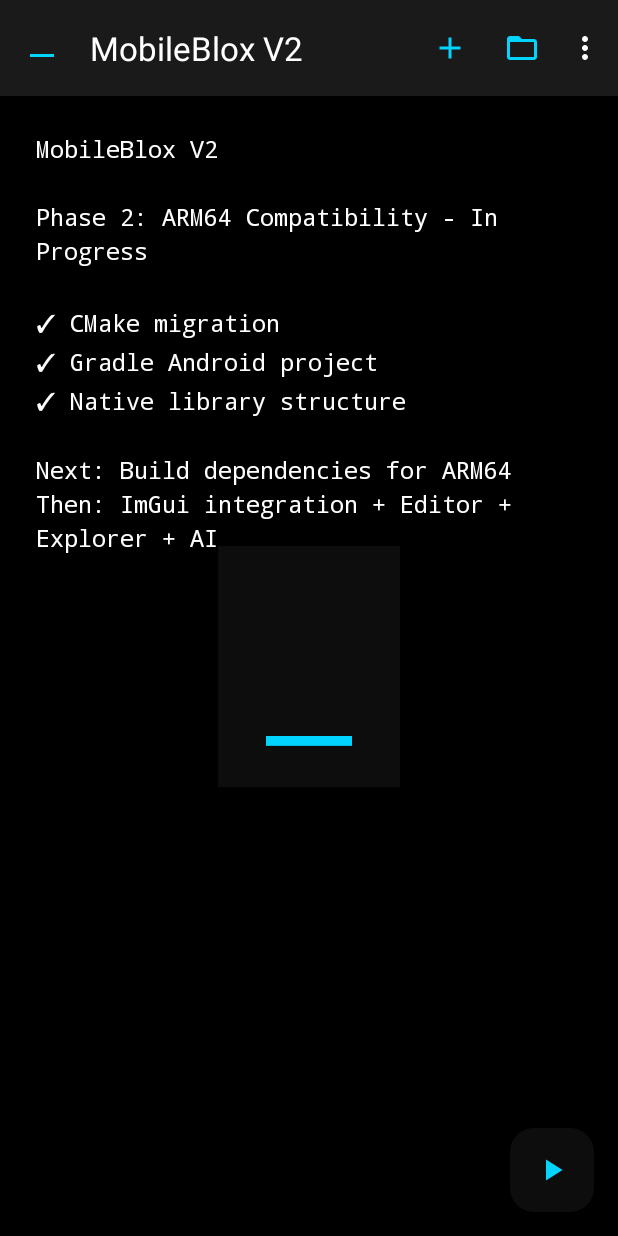
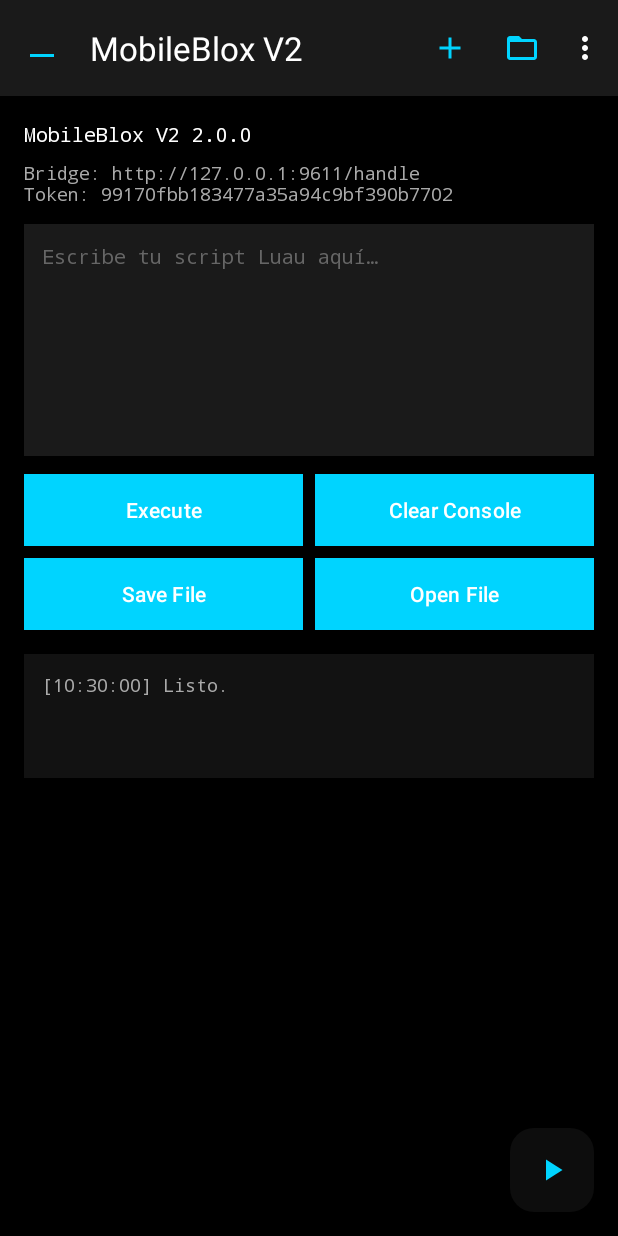
Before and after one commit to bainingbun-lang/MobileBloxV2, an Android app: the screen it shows after launch (MainActivity), on a phone screen of 412 x 824 dp. Run offline under Robolectric (Android 15) with nearby library versions, the phone set to English and light mode, and no system bars; our stand-ins replace Timber; libraries missing offline, so code that uses them is left out: fi.iki.elonen; 4 statements that could not run were skipped.

Commit message:
Integrate ExternalExecutor bridge: localhost API, HTTP proxy, sandboxed files, script queue, editor UI, tests

```diff
--- a/app/build.gradle.kts
+++ b/app/build.gradle.kts
@@ -86,10 +86,15 @@ dependencies {
     // JSON (for project files)
     implementation("com.google.code.gson:gson:2.10.1")
 
+    // Local automation bridge + HTTP proxy
+    implementation("org.nanohttpd:nanohttpd:2.3.1")
+    implementation("com.squareup.okhttp3:okhttp:4.12.0")
+
     // Logging
     implementation("com.jakewharton.timber:timber:5.0.1")
 
     testImplementation("junit:junit:4.13.2")
+    testImplementation("com.squareup.okhttp3:mockwebserver:4.12.0")
     androidTestImplementation("androidx.test.ext:junit:1.1.5")
     androidTestImplementation("androidx.test.espresso:espresso-core:3.5.1")
 }
--- a/app/src/main/java/com/mobileblox/v2/MainFragment.kt
+++ b/app/src/main/java/com/mobileblox/v2/MainFragment.kt
@@ -4,11 +4,26 @@ import android.os.Bundle
 import android.view.LayoutInflater
 import android.view.View
 import android.view.ViewGroup
+import android.widget.Button
+import android.widget.EditText
 import android.widget.TextView
+import android.widget.Toast
 import androidx.fragment.app.Fragment
+import com.mobileblox.v2.bridge.BridgeService
+import com.mobileblox.v2.bridge.FileRepository
 import timber.log.Timber
+import java.io.File
+import java.text.SimpleDateFormat
+import java.util.Date
+import java.util.Locale
 
 class MainFragment : Fragment() {
+
+    private lateinit var editor: EditText
+    private lateinit var statusText: TextView
+    private lateinit var bridgeInfo: TextView
+    private lateinit var logText: TextView
+    private val files by lazy { FileRepository(File(requireContext().filesDir, "MobileBlox")) }
 
     override fun onCreateView(
         inflater: LayoutInflater,
@@ -21,16 +36,74 @@ class MainFragment : Fragment() {
     override fun onViewCreated(view: View, savedInstanceState: Bundle?) {
         super.onViewCreated(view, savedInstanceState)
 
-        // Placeholder UI showing the planned layout
-        val statusText = view.findViewById<TextView>(R.id.status_text)
-        statusText.text = "MobileBlox V2\n\n" +
-            "Phase 2: ARM64 Compatibility - In Progress\n\n" +
-            "✓ CMake migration\n" +
-            "✓ Gradle Android project\n" +
-            "✓ Native library structure\n\n" +
-            "Next: Build dependencies for ARM64\n" +
-            "Then: ImGui integration + Editor + Explorer + AI"
+        editor = view.findViewById(R.id.script_editor)
+        statusText = view.findViewById(R.id.status_text)
+        bridgeInfo = view.findViewById(R.id.bridge_info)
+        logText = view.findViewById(R.id.log_text)
 
+        view.findViewById<Button>(R.id.btn_execute).setOnClickListener { enqueueScript() }
+        view.findViewById<Button>(R.id.btn_clear).setOnClickListener {
+            editor.setText("")
+            log("Editor limpiado")
+        }
+        view.findViewById<Button>(R.id.btn_save).setOnClickListener { saveScript() }
+        view.findViewById<Button>(R.id.btn_open).setOnClickListener { openScript() }
+
+        renderStatus()
+        log("Listo.")
         Timber.d("MainFragment created")
     }
+
+    override fun onResume() {
+        super.onResume()
+        if (::statusText.isInitialized) renderStatus()
+    }
+
+    private fun renderStatus() {
+        statusText.text = "MobileBlox V2 ${BuildConfig.VERSION_NAME}"
+        bridgeInfo.text = if (BridgeService.running) {
+            "Bridge: http://127.0.0.1:${BridgeService.PORT}/handle\nToken: ${BridgeService.token}"
+        } else {
+            "Bridge: inactivo" + (BridgeService.lastError?.let { " ($it)" } ?: "")
+        }
+    }
+
+    private fun enqueueScript() {
+        val source = editor.text.toString()
+        if (source.isBlank()) {
+            toast("Script vacío")
+            return
+        }
+        val order = BridgeService.scriptQueue.execute(source)
+        log("Encolado #$order (${source.lines().size} líneas)")
+        toast("Script encolado #$order")
+    }
+
+    private fun saveScript() {
+        runCatching { files.write(SCRIPT_PATH, editor.text.toString()) }
+            .onSuccess { log("Guardado en ${files.rootPath()}/$SCRIPT_PATH") }
+            .onFailure { log("Error al guardar: ${it.message}") }
+    }
+
+    private fun openScript() {
+        runCatching { files.read(SCRIPT_PATH) }
+            .onSuccess {
+                editor.setText(it)
+                log("Abierto $SCRIPT_PATH")
+            }
+            .onFailure { log("No se pudo abrir: ${it.message}") }
+    }
+
+    private fun log(message: String) {
+        val timestamp = SimpleDateFormat("HH:mm:ss", Locale.US).format(Date())
+        val line = "[$timestamp] $message"
+        logText.append(if (logText.text.isNullOrEmpty()) line else "\n$line")
+    }
+
+    private fun toast(message: String) =
+        Toast.makeText(requireContext(), message, Toast.LENGTH_SHORT).show()
+
+    companion object {
+        private const val SCRIPT_PATH = "scripts/main.lua"
+    }
 }
--- a/app/src/main/java/com/mobileblox/v2/MobileBloxApplication.kt
+++ b/app/src/main/java/com/mobileblox/v2/MobileBloxApplication.kt
@@ -2,6 +2,7 @@ package com.mobileblox.v2
 
 import android.app.Application
 import android.util.Log
+import com.mobileblox.v2.bridge.BridgeService
 import timber.log.Timber
 
 class MobileBloxApplication : Application() {
@@ -14,12 +15,20 @@ class MobileBloxApplication : Application() {
             Timber.plant(Timber.DebugTree())
         }
 
-        // Load native library
+        // Load native library (optional until the Luau/native module is built)
         try {
             System.loadLibrary("MobileBlox")
             Log.i("MobileBlox", "Native library loaded successfully")
         } catch (e: UnsatisfiedLinkError) {
             Log.e("MobileBlox", "Failed to load native library", e)
         }
+
+        // Local automation bridge (localhost only, token protected)
+        BridgeService.start(this)
+    }
+
+    override fun onTerminate() {
+        BridgeService.stop()
+        super.onTerminate()
     }
 }
--- /dev/null
+++ b/app/src/main/java/com/mobileblox/v2/bridge/BridgeService.kt
@@ -0,0 +1,61 @@
+package com.mobileblox.v2.bridge
+
+import android.content.Context
+import android.os.Build
+import com.mobileblox.v2.BuildConfig
+import fi.iki.elonen.NanoHTTPD
+import timber.log.Timber
+import java.io.File
+
+object BridgeService {
+    const val PORT = 9611
+
+    val scriptQueue = ScriptQueue()
+
+    @Volatile
+    var token: String = ""
+        private set
+
+    @Volatile
+    var running: Boolean = false
+        private set
+
+    @Volatile
+    var lastError: String? = null
+        private set
+
+    private var server: BridgeServer? = null
+
+    fun start(context: Context) {
+        if (server != null) return
+        token = BridgeTokenStore.getOrCreate(context)
+        val files = FileRepository(File(context.filesDir, "MobileBlox"))
+        val dispatcher = BridgeDispatcher(files, HttpProxy(), scriptQueue) {
+            mapOf(
+                "name" to "MobileBloxV2",
+                "version" to BuildConfig.VERSION_NAME,
+                "platform" to "android",
+                "api" to Build.VERSION.SDK_INT,
+                "device" to Build.MODEL,
+            )
+        }
+        val candidate = BridgeServer(PORT, dispatcher, token)
+        try {
+            candidate.start(NanoHTTPD.SOCKET_READ_TIMEOUT, false)
+            server = candidate
+            running = true
+            lastError = null
+            Timber.i("Bridge listening on 127.0.0.1:%d", PORT)
+        } catch (e: Exception) {
+            running = false
+            lastError = e.message
+            Timber.e(e, "Bridge failed to start")
+        }
+    }
+
+    fun stop() {
+        server?.stop()
+        server = null
+        running = false
+    }
+}
--- /dev/null
+++ b/app/src/main/java/com/mobileblox/v2/bridge/BridgeTokenStore.kt
@@ -0,0 +1,19 @@
+package com.mobileblox.v2.bridge
+
+import android.content.Context
+import java.security.SecureRandom
+
+object BridgeTokenStore {
+    private const val PREFS = "mobileblox_bridge"
+    private const val KEY = "token"
+
+    fun getOrCreate(context: Context): String {
+        val prefs = context.getSharedPreferences(PREFS, Context.MODE_PRIVATE)
+        prefs.getString(KEY, null)?.let { return it }
+        val bytes = ByteArray(16)
+        SecureRandom().nextBytes(bytes)
+        val token = bytes.joinToString("") { "%02x".format(it) }
+        prefs.edit().putString(KEY, token).apply()
+        return token
+    }
+}
--- /dev/null
+++ b/app/src/main/java/com/mobileblox/v2/bridge/ScriptQueue.kt
@@ -0,0 +1,33 @@
+package com.mobileblox.v2.bridge
+
+/**
+ * Ordered script hand-off between the UI and the bridge clients.
+ * Mirrors ExternalExecutor's "listen" semantics: every client receives each
+ * script exactly once, identified by a monotonically increasing order.
+ */
+class ScriptQueue {
+    private var script: String = ""
+    private var order: Long = 0
+    private val delivered = HashMap<String, Long>()
+
+    @Synchronized
+    fun execute(source: String): Long {
+        script = source
+        order += 1
+        return order
+    }
+
+    @Synchronized
+    fun poll(clientId: String): String {
+        val last = delivered[clientId]
+        val fresh = last == null || last < order
+        delivered[clientId] = order
+        return if (fresh) script else ""
+    }
+
+    @Synchronized
+    fun currentOrder(): Long = order
+
+    @Synchronized
+    fun currentScript(): String = script
+}
--- a/app/src/main/res/layout/fragment_main.xml
+++ b/app/src/main/res/layout/fragment_main.xml
@@ -1,40 +1,115 @@
 <?xml version="1.0" encoding="utf-8"?>
-<androidx.constraintlayout.widget.ConstraintLayout
-    xmlns:android="http://schemas.android.com/apk/res/android"
+<ScrollView xmlns:android="http://schemas.android.com/apk/res/android"
     xmlns:app="http://schemas.android.com/apk/res-auto"
     android:layout_width="match_parent"
     android:layout_height="match_parent"
     android:background="@color/background_black"
-    android:padding="24dp">
+    android:fillViewport="true">
+
+    <LinearLayout
+        android:layout_width="match_parent"
+        android:layout_height="wrap_content"
+        android:orientation="vertical"
+        android:padding="16dp">
 
         <TextView
             android:id="@+id/status_text"
-        android:layout_width="0dp"
+            android:layout_width="match_parent"
             android:layout_height="wrap_content"
             android:text="@string/initializing"
             android:textColor="@color/text_white"
-        android:textSize="16sp"
+            android:textSize="13sp"
             android:fontFamily="monospace"
-        android:lineSpacingExtra="4dp"
-        app:layout_constraintTop_toTopOf="parent"
-        app:layout_constraintStart_toStartOf="parent"
-        app:layout_constraintEnd_toEndOf="parent" />
+            android:lineSpacingExtra="2dp" />
 
-    <!-- Logo placeholder -->
         <TextView
-        android:id="@+id/logo_text"
-        android:layout_width="wrap_content"
+            android:id="@+id/bridge_info"
+            android:layout_width="match_parent"
             android:layout_height="wrap_content"
-        android:text="_"
-        android:textColor="@color/accent_electric_blue"
-        android:textSize="96sp"
+            android:layout_marginTop="8dp"
+            android:textColor="@color/text_gray"
+            android:textSize="12sp"
             android:fontFamily="monospace"
-        android:background="@color/button_black"
-        android:paddingHorizontal="32dp"
-        android:paddingVertical="16dp"
-        app:layout_constraintBottom_toBottomOf="parent"
-        app:layout_constraintEnd_toEndOf="parent"
-        app:layout_constraintStart_toStartOf="parent"
-        app:layout_constraintTop_toTopOf="parent" />
+            android:textIsSelectable="true" />
 
-</androidx.constraintlayout.widget.ConstraintLayout>
+        <EditText
+            android:id="@+id/script_editor"
+            android:layout_width="match_parent"
+            android:layout_height="wrap_content"
+            android:layout_marginTop="12dp"
+            android:background="@color/panel_dark_gray"
+            android:gravity="top|start"
+            android:hint="@string/editor_hint"
+            android:inputType="textMultiLine|textNoSuggestions"
+            android:minLines="8"
+            android:padding="12dp"
+            android:scrollbars="vertical"
+            android:textColor="@color/text_white"
+            android:textColorHint="@color/text_dim"
+            android:textSize="13sp"
+            android:fontFamily="monospace"
+            android:importantForAutofill="no" />
+
+        <LinearLayout
+            android:layout_width="match_parent"
+            android:layout_height="wrap_content"
+            android:layout_marginTop="12dp"
+            android:orientation="horizontal">
+
+            <com.google.android.material.button.MaterialButton
+                android:id="@+id/btn_execute"
+                style="@style/Widget.MobileBlox.Button"
+                android:layout_width="0dp"
+                android:layout_height="wrap_content"
+                android:layout_weight="1"
+                android:text="@string/execute" />
+
+            <com.google.android.material.button.MaterialButton
+                android:id="@+id/btn_clear"
+                style="@style/Widget.MobileBlox.Button"
+                android:layout_width="0dp"
+                android:layout_height="wrap_content"
+                android:layout_marginStart="8dp"
+                android:layout_weight="1"
+                android:text="@string/clear_console" />
+        </LinearLayout>
+
+        <LinearLayout
+            android:layout_width="match_parent"
+            android:layout_height="wrap_content"
+            android:layout_marginTop="8dp"
+            android:orientation="horizontal">
+
+            <com.google.android.material.button.MaterialButton
+                android:id="@+id/btn_save"
+                style="@style/Widget.MobileBlox.Button"
+                android:layout_width="0dp"
+                android:layout_height="wrap_content"
+                android:layout_weight="1"
+                android:text="@string/save_file" />
+
+            <com.google.android.material.button.MaterialButton
+                android:id="@+id/btn_open"
+                style="@style/Widget.MobileBlox.Button"
+                android:layout_width="0dp"
+                android:layout_height="wrap_content"
+                android:layout_marginStart="8dp"
+                android:layout_weight="1"
+                android:text="@string/open_file" />
+        </LinearLayout>
+
+        <TextView
+            android:id="@+id/log_text"
+            android:layout_width="match_parent"
+            android:layout_height="wrap_content"
+            android:layout_marginTop="16dp"
+            android:background="@color/panel_darker_gray"
+            android:fontFamily="monospace"
+            android:minLines="4"
+            android:padding="12dp"
+            android:textColor="@color/text_gray"
+            android:textIsSelectable="true"
+            android:textSize="12sp" />
+
+    </LinearLayout>
+</ScrollView>
--- a/app/src/main/res/values/strings.xml
+++ b/app/src/main/res/values/strings.xml
@@ -10,6 +10,7 @@
     <string name="explorer">Explorer</string>
     <string name="console">Console</string>
     <string name="editor">Editor</string>
+    <string name="editor_hint">Escribe tu script Luau aquí…</string>
     <string name="project">Project</string>
     <string name="run_script">Run Script</string>
     <string name="stop_script">Stop Script</string>
```
Also changed, not shown: app/src/main/java/com/mobileblox/v2/bridge/BridgeCommand.kt (added, +33 -0 lines), app/src/main/java/com/mobileblox/v2/bridge/BridgeDispatcher.kt (added, +62 -0 lines), app/src/main/java/com/mobileblox/v2/bridge/BridgeServer.kt (added, +35 -0 lines), app/src/main/java/com/mobileblox/v2/bridge/FileRepository.kt (added, +54 -0 lines), app/src/main/java/com/mobileblox/v2/bridge/HttpProxy.kt (added, +79 -0 lines), 5 other files. Lines whose indentation alone changed are shown as unchanged.
